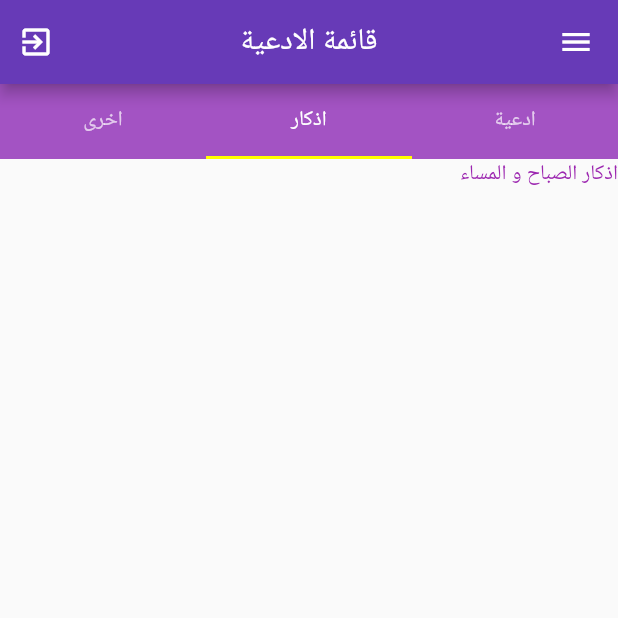
After one commit to husjammal/my_mosque2, a Flutter app: the InitialDuaa screen opened directly, tab 2 chosen, on a phone screen of 412 x 824 dp, the top half of it. The commit adds this screen. Run offline on Flutter 3.47's test engine with Material 2 defaults, Android fonts, the phone set to English and light mode, and no system bars; our stand-ins replace animated_text_kit, awesome_dialog, carousel_slider, image_picker, line_awesome_flutter, shared_preferences and 1 more; accounts and stored records are empty; network calls fail.

Commit message:
adding Tab

```diff
--- a/lib/app/pages/activity/activity.dart
+++ b/lib/app/pages/activity/activity.dart
@@ -367,8 +367,7 @@ class _ActivityState extends State<Activity> {
                             child: _list.isEmpty
                                 ? Text("")
                                 : RichText(
-                                    text: TextSpan(
-                                        text: "نشاطاتي هي :\n",
+                                    text: TextSpan(text: "نشاطاتي هي :\n",
                                         // style:
                                         //     DefaultTextStyle.of(context).style,
                                         children: <TextSpan>[
@@ -393,7 +392,7 @@ class _ActivityState extends State<Activity> {
             Navigator.of(context)
                 .pushNamedAndRemoveUntil("initialScreen", (route) => false);
           },
-          tooltip: 'حفظ تلاواتي',
+          tooltip: 'حفظ نشاطاتي',
           // label: Text('حفظ صلاواتي'),
           child: Icon(
             Icons.thumb_up,
--- /dev/null
+++ b/lib/app/pages/duaa/initialduaa.dart
@@ -0,0 +1,70 @@
+import 'package:flutter/material.dart';
+import 'package:mymosque/app/pages/duaa/duaa.dart';
+import 'package:mymosque/constant/colorConfig.dart';
+
+// Creating a stateful widget to manage
+// the state of the app
+class InitialDuaa extends StatefulWidget {
+  @override
+  _InitialDuaaState createState() => _InitialDuaaState();
+}
+
+class _InitialDuaaState extends State<InitialDuaa> {
+  @override
+  Widget build(BuildContext context) {
+    return Directionality(
+      textDirection: TextDirection.rtl,
+      child: Scaffold(
+        appBar: AppBar(
+          title: Text('قائمة الادعية'),
+          centerTitle: true,
+          backgroundColor: buttonColor,
+          leading: IconButton(
+            icon: Icon(Icons.menu),
+            tooltip: 'قائمة',
+            onPressed: () {},
+          ),
+          actions: [
+            IconButton(
+              onPressed: () {
+                Navigator.of(context)
+                    .pushNamedAndRemoveUntil("initialScreen", (route) => false);
+              },
+              icon: Icon(Icons.exit_to_app),
+              tooltip: 'رجوع',
+            )
+          ], //IconButton
+        ), //AppBar
+        body: DefaultTabController(
+          length: 3,
+          child: Column(
+            children: <Widget>[
+              Container(
+                color: backgroundColor,
+                constraints: BoxConstraints.expand(height: 50),
+                child: TabBar(tabs: [
+                  Tab(text: "ادعية"),
+                  Tab(text: "اذكار"),
+                  Tab(text: "اخرى"),
+                ]),
+              ),
+              Expanded(
+                child: Container(
+                  child: TabBarView(children: [
+                    Duaa(),
+                    Container(
+                      child: Text("اذكار الصباح و المساء"),
+                    ),
+                    Container(
+                      child: Text("اخرى"),
+                    ),
+                  ]),
+                ),
+              )
+            ],
+          ),
+        ),
+      ),
+    ); //MaterialApp
+  }
+}
--- a/lib/components/carduser.dart
+++ b/lib/components/carduser.dart
@@ -24,8 +24,8 @@ class CardUsers extends StatelessWidget {
                   borderRadius: BorderRadius.circular(100.0),
                   child: Image.network(
                     "$linkImageRoot/${usermodel!.usersImage}",
-                    width: 70,
-                    height: 100,
+                    width: 100,
+                    height: 120,
                     fit: BoxFit.fill,
                   ),
                 )),
@@ -52,7 +52,6 @@ class CardUsers extends StatelessWidget {
                   ),
                   subtitle: Text("المجموع الكلي ${usermodel!.userTotalScore}"),
                   trailing: Container(
-                    height: 150,
                     padding: EdgeInsets.symmetric(horizontal: 5.0),
                     decoration: BoxDecoration(
                       borderRadius: BorderRadius.circular(8.0),
```
Also changed, not shown: lib/app/home.dart (+6 -4 lines), lib/app/pages/duaa/duaa.dart (+2 -22 lines), lib/app/pages/pray/initialpray.dart (added, +78 -0 lines), lib/app/pages/pray/pray.dart (+0 -20 lines), lib/app/updateprofilescreen.dart (+18 -5 lines).
